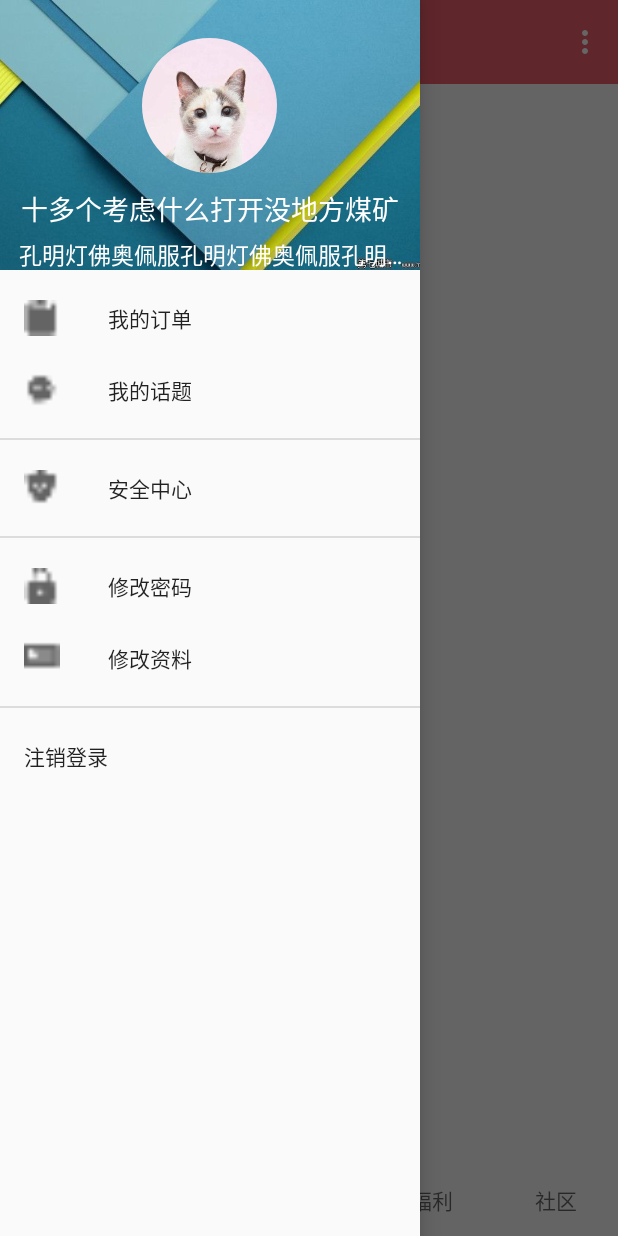
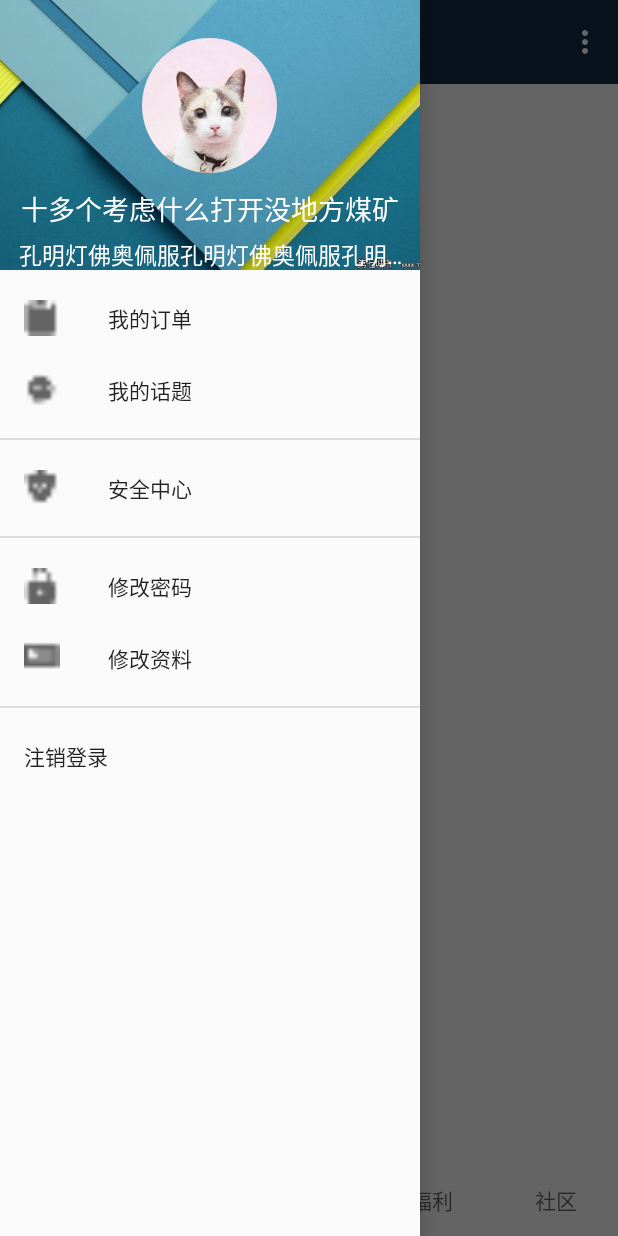
Before and after one commit to yetote/CubeGame, an Android app: the MainActivity screen opened directly, with no data from a screen before it, with the side drawer open, on a phone screen of 412 x 824 dp. Run offline under Robolectric (Android 15) with nearby library versions, the phone set to English and light mode, and no system bars; our stand-ins replace CircleImageView; 1 statement that could not run was skipped.

Commit message:
第十天，稳步进行中....:construction:

```diff
--- a/app/src/main/res/values/colors.xml
+++ b/app/src/main/res/values/colors.xml
@@ -1,7 +1,7 @@
 <?xml version="1.0" encoding="utf-8"?>
 <resources>
-    <color name="colorPrimary">#ee5f6d</color>
-    <!--<color name="colorPrimaryDark">#152d46</color>-->
+    <color name="colorPrimary">#152d46</color>
+    <color name="colorPrimaryDark">#152d46</color>
     <color name="colorAccent">#039BE5</color>
     <color name="textColor">#039BE5</color>
     <color name="transparent">#00000000</color><!--透明色 -->
```
Also changed, not shown: app/src/main/res/values/styles.xml (+8 -3 lines), app/src/main/add-web.png (added), app/src/main/res/mipmap-hdpi/add.png (added), app/src/main/res/mipmap-hdpi/login.png (added), app/src/main/res/mipmap-mdpi/add.png (added), app/src/main/res/mipmap-xhdpi/add.png (added), app/src/main/res/mipmap-xxhdpi/add.png (added), app/src/main/res/mipmap-xxxhdpi/add.png (added).
